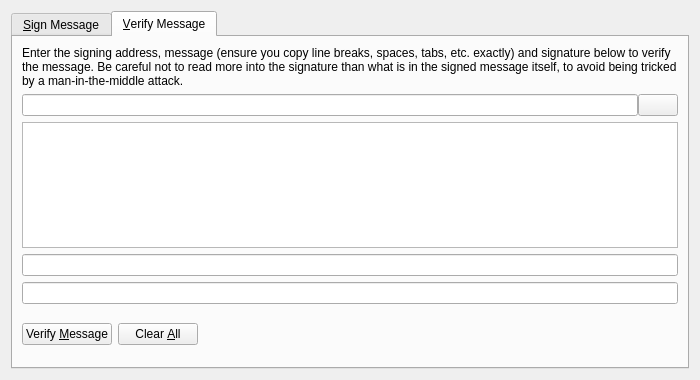
This is src/qt/forms/signverifymessagedialog.ui in Max-Coin/maxcoin as Qt 5 draws it before an edit. The edited form follows.
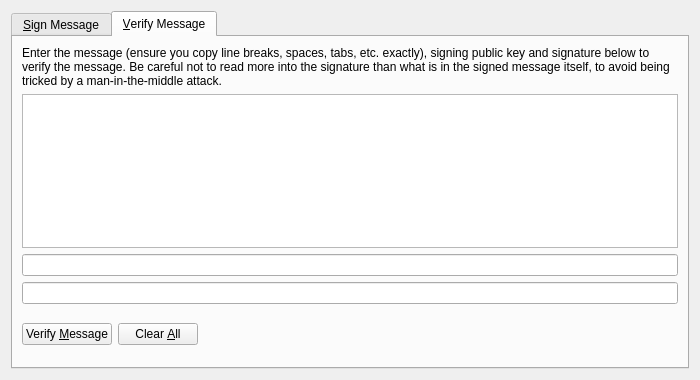
This is the edited form. The open tabs and pages were chosen to show the change. Icons and pictures are not drawn. Custom widgets are drawn as their Qt base class.

What changed in the file:
```diff
--- a/src/qt/forms/signverifymessagedialog.ui
+++ b/src/qt/forms/signverifymessagedialog.ui
@@ -240,7 +240,7 @@
        <item>
         <widget class="QLabel" name="infoLabel_VM">
          <property name="text">
-          <string>Enter the signing address, message (ensure you copy line breaks, spaces, tabs, etc. exactly) and signature below to verify the message. Be careful not to read more into the signature than what is in the signed message itself, to avoid being tricked by a man-in-the-middle attack.</string>
+          <string>Enter the message (ensure you copy line breaks, spaces, tabs, etc. exactly), signing public key and signature below to verify the message. Be careful not to read more into the signature than what is in the signed message itself, to avoid being tricked by a man-in-the-middle attack.</string>
          </property>
          <property name="textFormat">
           <enum>Qt::PlainText</enum>
@@ -258,36 +258,6 @@
          <property name="spacing">
           <number>0</number>
          </property>
-         <item>
-          <widget class="QValidatedLineEdit" name="addressIn_VM">
-           <property name="toolTip">
-            <string>The address the message was signed with (e.g. mNS17iag9jJgTHD1VXjvLCEnZuQ3rJDE9L)</string>
-           </property>
-           <property name="maxLength">
-            <number>34</number>
-           </property>
-          </widget>
-         </item>
-         <item>
-          <widget class="QPushButton" name="addressBookButton_VM">
-           <property name="toolTip">
-            <string>Choose an address from the address book</string>
-           </property>
-           <property name="text">
-            <string/>
-           </property>
-           <property name="icon">
-            <iconset resource="../bitcoin.qrc">
-             <normaloff>:/icons/address-book</normaloff>:/icons/address-book</iconset>
-           </property>
-           <property name="shortcut">
-            <string>Alt+A</string>
-           </property>
-           <property name="autoDefault">
-            <bool>false</bool>
-           </property>
-          </widget>
-         </item>
         </layout>
        </item>
        <item>
```
